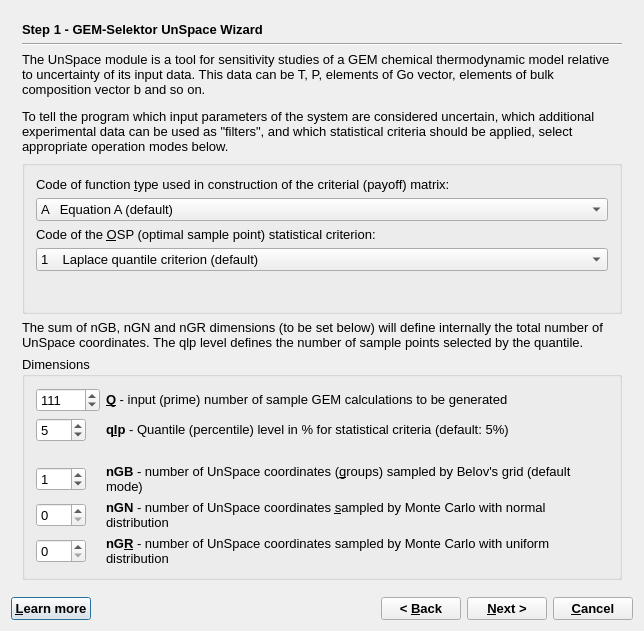
Above: GUI/Dialogs4/UnSpaceWizard4.ui from gemshub/GEMSGUI before the change. Below: the same form after it.
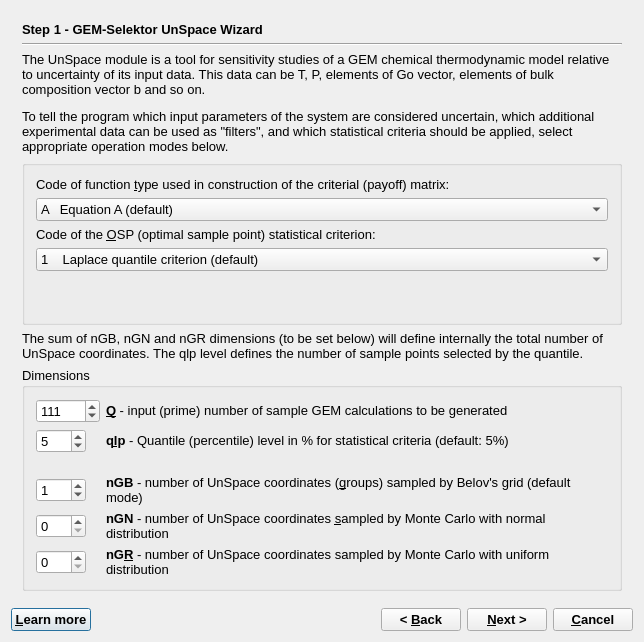
That is the form after the change.

Patch:
```diff
--- a/GUI/Dialogs4/UnSpaceWizard4.ui
+++ b/GUI/Dialogs4/UnSpaceWizard4.ui
@@ -10,7 +10,7 @@
     <x>0</x>
     <y>0</y>
     <width>644</width>
-    <height>631</height>
+    <height>642</height>
    </rect>
   </property>
   <property name="font">
@@ -1610,6 +1610,7 @@
       <widget class="QPushButton" name="pHelp">
        <property name="font">
         <font>
+         <pointsize>10</pointsize>
          <weight>75</weight>
          <bold>true</bold>
         </font>
@@ -1639,6 +1640,7 @@
       <widget class="QPushButton" name="pBack">
        <property name="font">
         <font>
+         <pointsize>10</pointsize>
          <weight>75</weight>
          <bold>true</bold>
         </font>
@@ -1652,6 +1654,7 @@
       <widget class="QPushButton" name="pNext">
        <property name="font">
         <font>
+         <pointsize>10</pointsize>
          <weight>75</weight>
          <bold>true</bold>
         </font>
@@ -1665,6 +1668,7 @@
       <widget class="QPushButton" name="pCancel">
        <property name="font">
         <font>
+         <pointsize>10</pointsize>
          <weight>75</weight>
          <bold>true</bold>
         </font>
```
Left out of the diff: 24 changed lines with no effect on the pictures.
